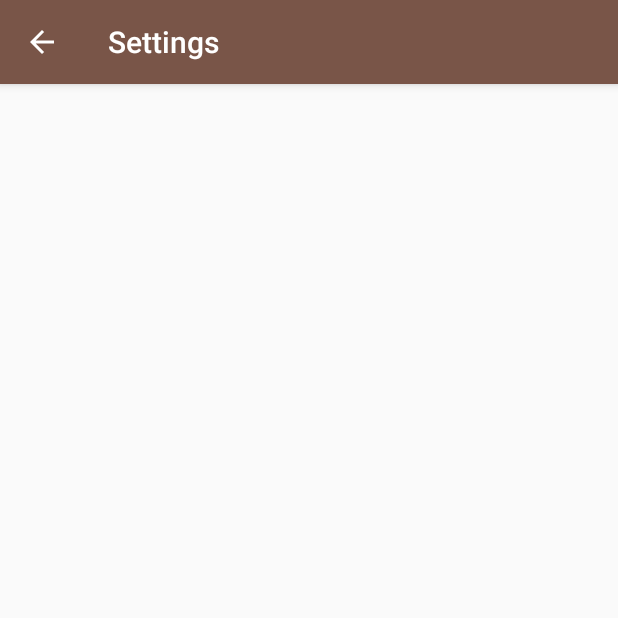
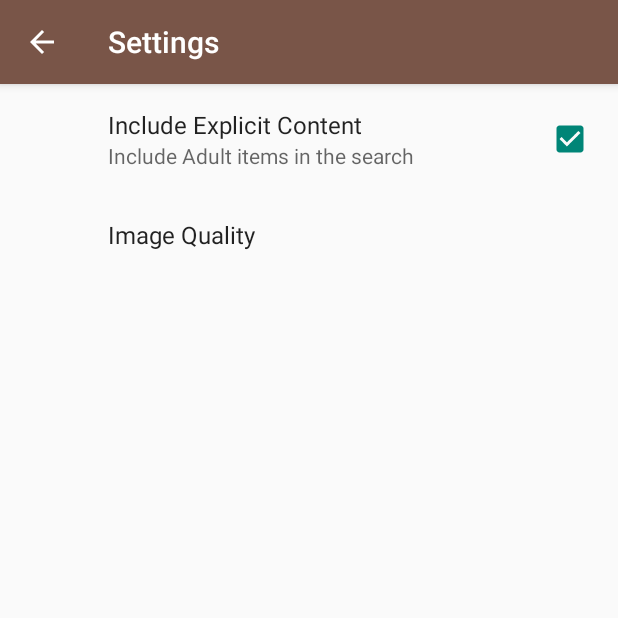
Before and after one commit to sauravvishal8797/MovieFy, an Android app: the SettingsActivity screen opened directly, with no data from a screen before it, on a phone screen of 412 x 824 dp, the top half of it. Run offline under Robolectric (Android 15) with nearby library versions, the phone set to English and light mode, and no system bars; our stand-ins replace androidx.preference.

Commit message:
Added preferences to the Settings Fragment

```diff
--- a/app/build.gradle
+++ b/app/build.gradle
@@ -31,5 +31,6 @@ dependencies {
     compile 'com.squareup.picasso:picasso:2.5.2'
     compile 'com.android.support:cardview-v7:25.2.0'
     compile 'com.android.support:support-v4:25.2.0'
+    compile 'com.android.support:preference-v7:25.2.0'
     testCompile 'junit:junit:4.12'
 }
--- /dev/null
+++ b/app/src/main/java/android/example/com/popularmovies/Fragments/SettingsFragment.java
@@ -0,0 +1,19 @@
+package android.example.com.popularmovies.Fragments;
+
+import android.example.com.popularmovies.R;
+import android.os.Bundle;
+import android.preference.Preference;
+import android.preference.PreferenceFragment;
+import android.support.v7.preference.PreferenceFragmentCompat;
+
+/**
+ * Created by saurav on 6/9/17.
+ */
+
+public class SettingsFragment extends PreferenceFragmentCompat {
+    @Override public void onCreatePreferences(Bundle savedInstanceState, String rootKey) {
+
+        addPreferencesFromResource(R.xml.settings_preference);
+
+    }
+}
--- a/app/src/main/res/layout/activity_settings.xml
+++ b/app/src/main/res/layout/activity_settings.xml
@@ -1,10 +1,8 @@
 <?xml version="1.0" encoding="utf-8"?>
-<android.support.constraint.ConstraintLayout
+<fragment
     xmlns:android="http://schemas.android.com/apk/res/android"
-    xmlns:tools="http://schemas.android.com/tools"
-    xmlns:app="http://schemas.android.com/apk/res-auto"
     android:layout_width="match_parent"
     android:layout_height="match_parent"
-    tools:context="android.example.com.popularmovies.Activity.SettingsActivity">
+    class="android.example.com.popularmovies.Fragments.SettingsFragment">
 
-</android.support.constraint.ConstraintLayout>
+</fragment>
--- /dev/null
+++ b/app/src/main/res/values/array.xml
@@ -0,0 +1,15 @@
+<?xml version="1.0" encoding="utf-8"?>
+<resources>
+
+  <array name="list_entries">
+    <item> High </item>
+    <item> Low </item>
+    <item> Medium </item>
+  </array>
+
+  <array name="list_entry_values">
+    <item> high </item>
+    <item> low </item>
+    <item> medium </item>
+  </array>
+</resources>
--- a/app/src/main/res/values/styles.xml
+++ b/app/src/main/res/values/styles.xml
@@ -20,6 +20,8 @@
   <style name="AppTheme.2" parent="Theme.AppCompat.Light.DarkActionBar">
 
     <item name="colorPrimary">@color/colorPrimary</item>
+    <item name="preferenceTheme">@style/PreferenceThemeOverlay</item>
+
   </style>
 
 </resources>
--- /dev/null
+++ b/app/src/main/res/xml/settings_preference.xml
@@ -0,0 +1,18 @@
+<?xml version="1.0" encoding="utf-8"?>
+<PreferenceScreen xmlns:android="http://schemas.android.com/apk/res/android">
+
+  <CheckBoxPreference android:defaultValue="true"
+                      android:key="show_adult"
+                      android:title="Include Explicit Content"
+                      android:summary="Include Adult items in the search"></CheckBoxPreference>
+
+  <ListPreference android:key = "image_quality"
+                  android:title="Image Quality"
+                  android:entries="@array/list_entries"
+                  android:entryValues="@array/list_entry_values"
+                  android:dialogTitle="Choose Image Quality"
+                  android:defaultValue="high"></ListPreference>
+
+
+
+</PreferenceScreen>
```
